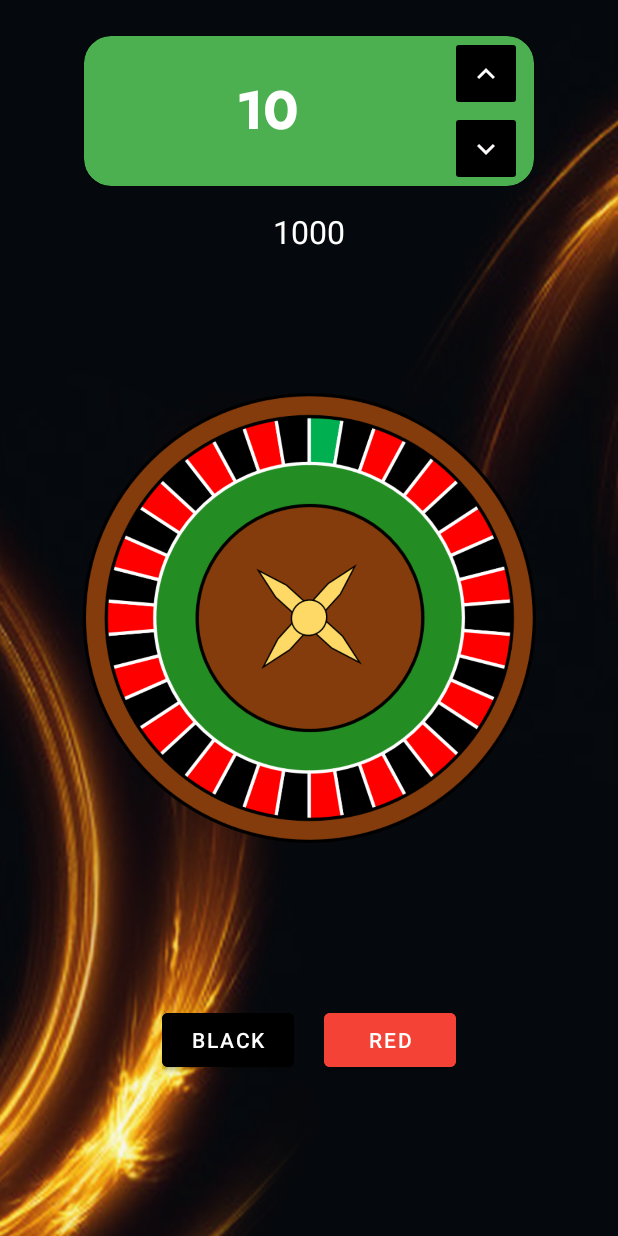
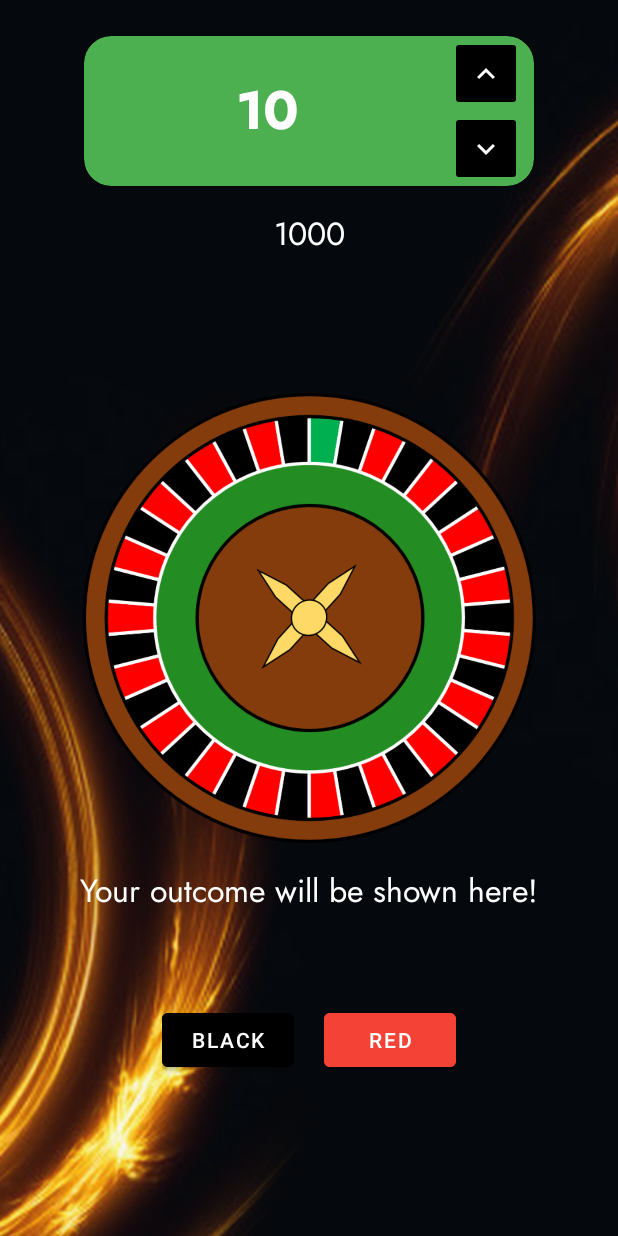
Before and after one commit to marinaMobile/MiraculousSpike, an Android app: the TwoGame screen opened directly, with no data from a screen before it, on a phone screen of 412 x 824 dp. Run offline under Robolectric (Android 15) with nearby library versions, the phone set to English and light mode, and no system bars; libraries missing offline, so code that uses them is left out: com.my.tracker, com.onesignal, com.qonversion.android.

```diff
--- a/app/src/main/java/com/aqupepgames/projectp/four/acti/RegAct.kt
+++ b/app/src/main/java/com/aqupepgames/projectp/four/acti/RegAct.kt
@@ -32,12 +32,12 @@ class RegAct : AppCompatActivity() {
         }
 
         binding.twoBtn.setOnClickListener {
-            startActivity(Intent(this, TwoGame::class.java))
+            startActivity(Intent(this, ThreeGame::class.java))
             finish()
         }
 
         binding.threeBtn.setOnClickListener {
-            startActivity(Intent(this, ThreeGame::class.java))
+            startActivity(Intent(this, TwoGame::class.java))
             finish()
         }
 
--- a/app/src/main/java/com/aqupepgames/projectp/three/TwoGame.kt
+++ b/app/src/main/java/com/aqupepgames/projectp/three/TwoGame.kt
@@ -62,8 +62,7 @@ class TwoGame : AppCompatActivity() {
                 if (rnds == 1){
                     totalBalance = totalBalance?.plus(scoreInt*2)
                     bindMachineGame.totalBalanceTxtView.text = totalBalance.toString()
-                    Toast.makeText(this, "Black! You have won!", Toast.LENGTH_SHORT).show()
-
+                    bindMachineGame.gameStatusTextView.text = "Black! You have won!"
                 }
             } else {
                 Toast.makeText(this, "Your balance is 0", Toast.LENGTH_SHORT).show()
@@ -83,9 +82,7 @@ class TwoGame : AppCompatActivity() {
                 if (rnds == 1){
                     totalBalance = totalBalance?.plus(scoreInt*2)
                     bindMachineGame.totalBalanceTxtView.text = totalBalance.toString()
-                    Toast.makeText(this, "Red! You have won!", Toast.LENGTH_SHORT).show()
-
-
+                    bindMachineGame.gameStatusTextView.text = "Red! You have won!"
                 }
 
             } else {
--- a/app/src/main/res/layout/activity_two_game.xml
+++ b/app/src/main/res/layout/activity_two_game.xml
@@ -15,6 +15,7 @@
         app:layout_constraintStart_toStartOf="parent"
         app:layout_constraintTop_toBottomOf="@id/cardViewWithB"
         android:layout_marginTop="16dp"
+        android:fontFamily="@font/jost_variable"
         android:text="Your total balance is: "
         android:textColor="@color/white"
         android:textSize="21sp"/>
@@ -124,4 +125,18 @@
 
     </LinearLayout>
 
+
+    <TextView
+        android:layout_width="wrap_content"
+        android:layout_height="wrap_content"
+        android:id="@+id/gameStatusTextView"
+        app:layout_constraintEnd_toEndOf="parent"
+        app:layout_constraintStart_toStartOf="parent"
+        app:layout_constraintTop_toBottomOf="@id/wheeeel"
+        android:layout_marginTop="16dp"
+        android:text="Your outcome will be shown here!"
+        android:fontFamily="@font/jost_variable"
+        android:textColor="@color/white"
+        android:textSize="21sp"/>
+
 </androidx.constraintlayout.widget.ConstraintLayout>
```
